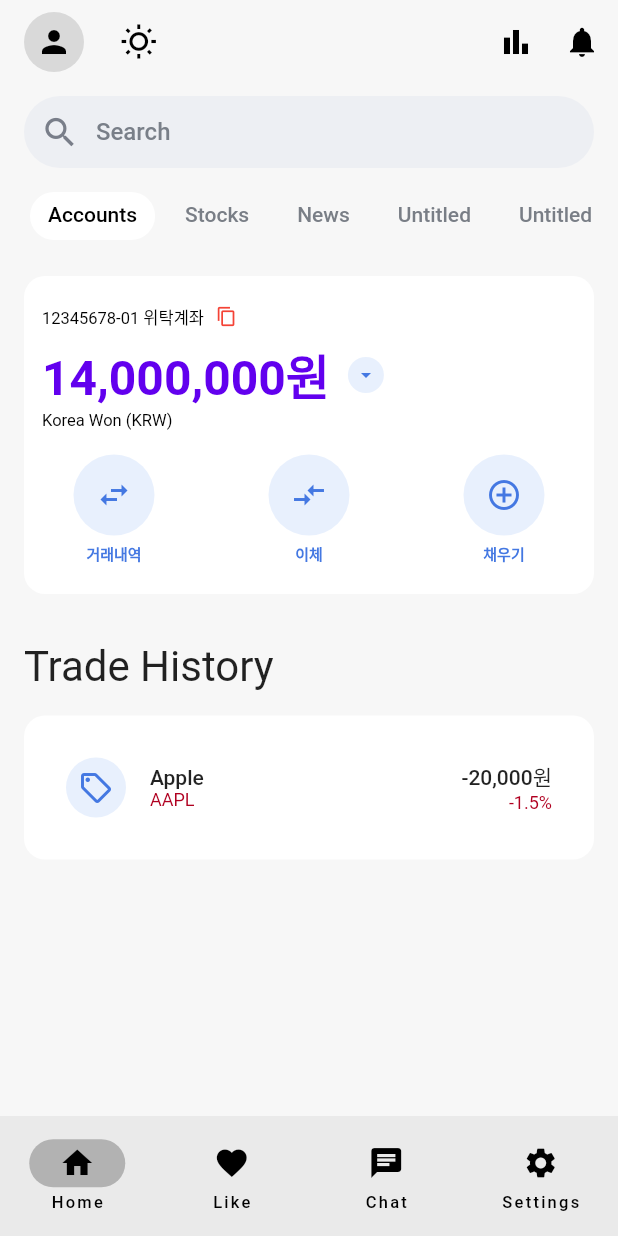
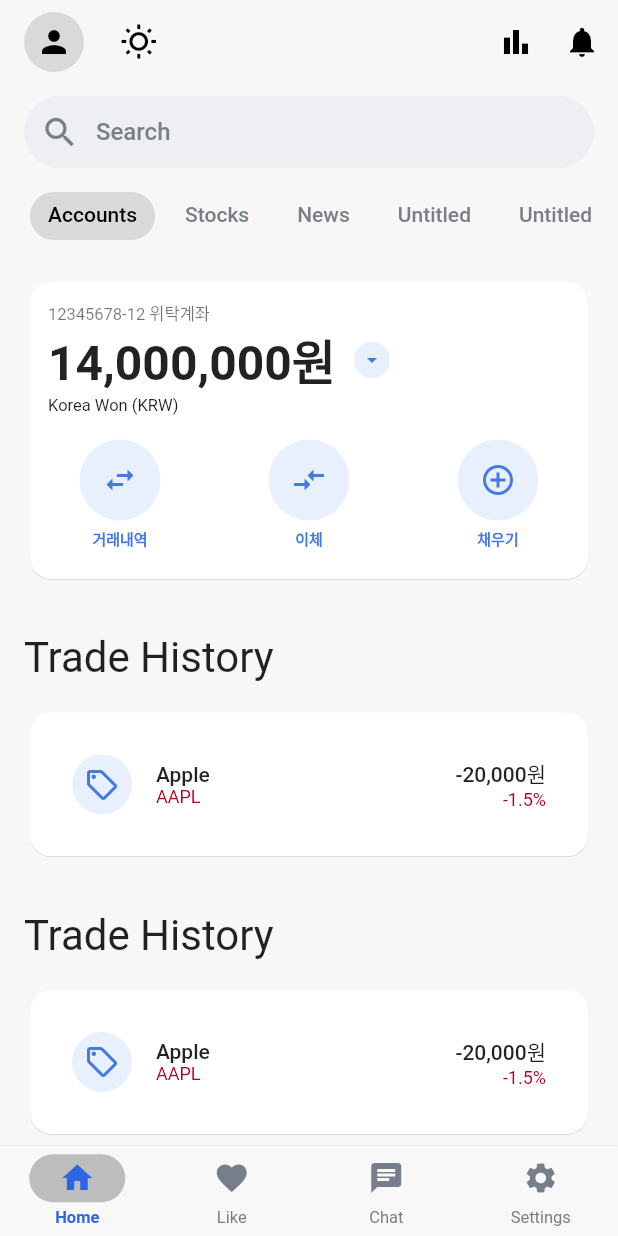
Before and after one commit to arxivj/Untitled, a Flutter app: the screen it shows after launch, on a phone screen of 412 x 824 dp. Run offline on Flutter 3.47's test engine with Material 3 defaults, Android fonts, the phone set to English and light mode, and no system bars; our stand-ins replace flutter_svg, shared_preferences; Roboto replaces fonts that are missing (CircularStd).

Commit message:
Refactor: NavigationBar, CardLayout, AppTheme의 테마 및 스타일 수정 - 다크 모드 및 라이트 모드에 맞춘 색상 추가 - 카드 컴포넌트 디자인 수정 - 폰트 및 텍스트 스타일 최적화

```diff
--- a/lib/presenter/navigation/navigation.dart
+++ b/lib/presenter/navigation/navigation.dart
@@ -1,4 +1,6 @@
 import 'package:flutter/material.dart';
+import 'package:provider/provider.dart';
+import 'package:untitled/provider/theme_provider.dart';
 
 class Navigation extends StatelessWidget {
   final int currentPageIndex;
@@ -12,15 +14,79 @@ class Navigation extends StatelessWidget {
 
   @override
   Widget build(BuildContext context) {
-    return NavigationBar(
-      destinations: const [
-        NavigationDestination(icon: Icon(Icons.home), label: 'Home'),
-        NavigationDestination(icon: Icon(Icons.favorite), label: 'Like'),
-        NavigationDestination(icon: Icon(Icons.chat), label: 'Chat'),
-        NavigationDestination(icon: Icon(Icons.settings), label: 'Settings'),
-      ],
-      selectedIndex: currentPageIndex,
-      onDestinationSelected: onDestinationSelected,
+    final themeMode = Provider.of<ThemeProvider>(context).themeMode;
+
+    Color lightSelectedColor = const Color(0xFF2d65e4);
+    Color lightUnselectedColor = const Color(0xFF777e89);
+    Color lightBackgroundColor = const Color(0xFFf8f8f8);
+
+    Color darkSelectedColor = const Color(0xFF3981f6);
+    Color darkUnselectedColor = const Color(0xFF909090);
+    Color darkBackgroundColor = const Color(0xFF141414);
+
+    Color selectedColor =
+        themeMode == ThemeMode.dark ? darkSelectedColor : lightSelectedColor;
+    Color unselectedColor = themeMode == ThemeMode.dark
+        ? darkUnselectedColor
+        : lightUnselectedColor;
+    Color backgroundColor = themeMode == ThemeMode.dark
+        ? darkBackgroundColor
+        : lightBackgroundColor;
+
+    return Container(
+      decoration: BoxDecoration(
+        boxShadow: [
+          BoxShadow(
+            color: Colors.grey.withOpacity(0.5),
+            spreadRadius: 0,
+            blurRadius: 0.1,
+          ),
+        ],
+      ),
+      child: NavigationBarTheme(
+        data: NavigationBarThemeData(
+          height: 60,
+          backgroundColor: backgroundColor,
+          labelTextStyle: WidgetStateProperty.resolveWith<TextStyle?>(
+            (Set<WidgetState> states) {
+              if (states.contains(WidgetState.selected)) {
+                return TextStyle(
+                  color: selectedColor,
+                  fontWeight: FontWeight.bold,
+                  fontSize: 11,
+                );
+              }
+              return TextStyle(color: unselectedColor, fontSize: 11);
+            },
+          ),
+        ),
+        child: NavigationBar(
+          selectedIndex: currentPageIndex,
+          onDestinationSelected: onDestinationSelected,
+          destinations: <NavigationDestination>[
+            NavigationDestination(
+              icon: Icon(Icons.home, color: unselectedColor),
+              selectedIcon: Icon(Icons.home, color: selectedColor),
+              label: 'Home',
+            ),
+            NavigationDestination(
+              icon: Icon(Icons.favorite, color: unselectedColor),
+              selectedIcon: Icon(Icons.favorite, color: selectedColor),
+              label: 'Like',
+            ),
+            NavigationDestination(
+              icon: Icon(Icons.chat, color: unselectedColor),
+              selectedIcon: Icon(Icons.chat, color: selectedColor),
+              label: 'Chat',
+            ),
+            NavigationDestination(
+              icon: Icon(Icons.settings, color: unselectedColor),
+              selectedIcon: Icon(Icons.settings, color: selectedColor),
+              label: 'Settings',
+            ),
+          ],
+        ),
+      ),
     );
   }
 }
--- a/lib/presenter/pages/accounts.dart
+++ b/lib/presenter/pages/accounts.dart
@@ -26,6 +26,8 @@ class AccountsWidget extends StatelessWidget {
           ),
           Spacing.largeHeight(),
           TradeHistoryCard(tradeHistory: tradeHistory),
+          Spacing.largeHeight(),
+          TradeHistoryCard(tradeHistory: tradeHistory),
           Spacing.extraLargeHeight(),
         ],
       ),
--- a/lib/presenter/pages/settings.dart
+++ b/lib/presenter/pages/settings.dart
@@ -24,7 +24,6 @@ class Settings extends StatelessWidget {
           child: Column(
             children: [
               CardLayout(
-                backgroundColor: Theme.of(context).cardColor,
                 children: [
                   SettingsTile(
                     icon: Icons.person,
@@ -46,7 +45,6 @@ class Settings extends StatelessWidget {
               ),
               Spacing.mediumHeight(),
               CardLayout(
-                backgroundColor: Theme.of(context).cardColor,
                 children: [
                   SettingsTile(
                     icon: Icons.info_outline,
@@ -78,7 +76,6 @@ class Settings extends StatelessWidget {
               ),
               Spacing.mediumHeight(),
               CardLayout(
-                backgroundColor: Theme.of(context).cardColor,
                 children: [
                   SettingsTile(
                     icon: Icons.logout_rounded,
--- a/lib/presenter/themes/app_theme.dart
+++ b/lib/presenter/themes/app_theme.dart
@@ -56,6 +56,16 @@ class AppTheme extends ThemeExtension<AppTheme> {
           labelMedium: typographies.labelMedium,
           labelSmall: typographies.labelSmall,
         ),
+        cardTheme: CardTheme(
+          color: colors.cardBackground,
+          shadowColor: colors.cardShadowColor,
+          shape: RoundedRectangleBorder(
+            borderRadius: BorderRadius.circular(14),
+          ),
+          elevation: 0.2,
+          clipBehavior: Clip.antiAlias,
+          surfaceTintColor: Colors.transparent,
+        ),
         inputDecorationTheme: InputDecorationTheme(
           contentPadding:
               const EdgeInsets.symmetric(vertical: 8, horizontal: 42),
@@ -73,11 +83,11 @@ class AppTheme extends ThemeExtension<AppTheme> {
           suffixIconColor: colors.onSurface,
         ),
         tabBarTheme: TabBarTheme(
-          labelColor: colors.onSurface,
+          labelColor: colors.textColor,
           unselectedLabelColor: AppColors.darkGrey,
           indicator: BoxDecoration(
             borderRadius: BorderRadius.circular(100),
-            color: colors.onPrimary,
+            color: colors.tabBarColor,
           ),
           labelPadding: const EdgeInsets.symmetric(horizontal: 4),
           indicatorSize: TabBarIndicatorSize.label,
--- a/lib/presenter/themes/colors/app_colors.dart
+++ b/lib/presenter/themes/colors/app_colors.dart
@@ -3,6 +3,8 @@ import 'package:flutter/material.dart';
 abstract class AppColors {
   // LightMode
   static const Color lightScaffoldBackground = Color(0xFFF7F7F7);
+  static const Color lightCardBackground = Color(0xFFFFFFFF);
+  static const Color lightCardShadowColor = Color(0xFFB0BEC5);
   static const Color lightSearchBarColor = Color(0xFFedeff3);
   static const Color lightTabBarColor = Color(0xFFD9D9D9);
   static const Color lightButtonColor = Color(0xFFE8F0FD);
@@ -12,12 +14,14 @@ abstract class AppColors {
   static const Color lightPrimary = Color(0xFF4478E2);
 
   // DarkMode
-  static const Color darkScaffoldBackground = Color(0xFF303030);
-  static const Color darkSearchBarColor = Color(0xFF424242);
-  static const Color darkTabBarColor = Color(0xFF424242);
-  static const Color darkButtonColor = Color(0xFF3D80DE);
-  static const Color darkButtonIconColor = Color(0xFFC5D9F4);
-  static const Color darkTextColor = Color(0xFFFFFFFF);
+  static const Color darkScaffoldBackground = Color(0xFF000000);
+  static const Color darkCardBackground = Color(0xFF161616);
+  static const Color darkCardShadowColor = Color(0xFFB0BEC5);
+  static const Color darkSearchBarColor = Color(0xFF232323);
+  static const Color darkTabBarColor = Color(0xFF161616);
+  static const Color darkButtonColor = Color(0xFF1a212e);
+  static const Color darkButtonIconColor = Color(0xFF3783f9);
+  static const Color darkTextColor = Color(0xFFf7f7f7);
   static const Color darkTitleColor = Color(0xFFC0C0C0);
 
   static const Color surface = Color(0xFFFFFFFF);
--- a/lib/presenter/themes/colors/app_theme_colors.dart
+++ b/lib/presenter/themes/colors/app_theme_colors.dart
@@ -4,6 +4,8 @@ import 'package:untitled/presenter/themes/colors/app_colors.dart';
 // [AppThemeColors] : AppColors에 정의된 색상들을 사용하여 테마에 필요한 색상 팔레트를 구성
 class AppThemeColors {
   final Color scaffoldBackground;
+  final Color cardBackground;
+  final Color cardShadowColor;
   final Color searchBarColor;
   final Color tabBarColor;
   final Color buttonColor;
@@ -20,6 +22,8 @@ class AppThemeColors {
 
   const AppThemeColors({
     required this.scaffoldBackground,
+    required this.cardBackground,
+    required this.cardShadowColor,
     required this.searchBarColor,
     required this.tabBarColor,
     required this.buttonColor,
@@ -40,6 +44,8 @@ class AppThemeColors {
   }) {
     final lightColors = {
       'scaffoldBackground': AppColors.lightScaffoldBackground,
+      'cardBackground' : AppColors.lightCardBackground,
+      'cardShadowColor': AppColors.lightCardShadowColor,
       'searchBarColor': AppColors.lightSearchBarColor,
       'tabBarColor': AppColors.lightTabBarColor,
       'buttonColor': AppColors.lightButtonColor,
@@ -50,6 +56,8 @@ class AppThemeColors {
 
     final darkColors = {
       'scaffoldBackground': AppColors.darkScaffoldBackground,
+      'cardBackground' : AppColors.darkCardBackground,
+      'cardShadowColor': AppColors.darkCardShadowColor,
       'searchBarColor': AppColors.darkSearchBarColor,
       'tabBarColor': AppColors.darkTabBarColor,
       'buttonColor': AppColors.darkButtonColor,
@@ -62,6 +70,8 @@ class AppThemeColors {
 
     return AppThemeColors(
       scaffoldBackground: selectedColors['scaffoldBackground']!,
+      cardBackground: selectedColors['cardBackground']!,
+      cardShadowColor: selectedColors['cardShadowColor']!,
       searchBarColor: selectedColors['searchBarColor']!,
       tabBarColor: selectedColors['tabBarColor']!,
       buttonColor: selectedColors['buttonColor']!,
@@ -85,6 +95,8 @@ class AppThemeColors {
     return AppThemeColors(
       scaffoldBackground:
           Color.lerp(scaffoldBackground, other.scaffoldBackground, t)!,
+      cardBackground: Color.lerp(cardBackground, other.cardShadowColor, t)!,
+      cardShadowColor: Color.lerp(cardShadowColor, other.cardShadowColor, t)!,
       searchBarColor: Color.lerp(searchBarColor, other.searchBarColor, t)!,
       tabBarColor: Color.lerp(tabBarColor, other.tabBarColor, t)!,
       buttonColor: Color.lerp(buttonColor, other.buttonColor, t)!,
--- a/lib/presenter/widgets/accounts/account_detail_card.dart
+++ b/lib/presenter/widgets/accounts/account_detail_card.dart
@@ -8,13 +8,13 @@ class AccountDetailsCard extends StatelessWidget {
   @override
   Widget build(BuildContext context) {
     // 객체로 가져와야 하지만, 우선은 변수로
-    const String accountNumber = '12345678-01';
+    // 참고로 계좌번호와 AppKey, AppSecret은 사용자 한테 입력 받아야됨
+    const String accountNumber = '12345678-12';
     const String accountType = '위탁계좌';
     const String accountBalance = '14,000,000원';
     final appTheme = Theme.of(context).extension<AppTheme>()!;
 
     return CardLayout(
-      backgroundColor: Theme.of(context).cardColor,
       borderRadius: BorderRadius.circular(14),
       children: [
         Row(
@@ -23,36 +23,19 @@ class AccountDetailsCard extends StatelessWidget {
             Text(
               '$accountNumber $accountType',
               style: Theme.of(context).textTheme.headlineMedium?.copyWith(
-                fontWeight: FontWeight.normal,
-                color: Theme.of(context).hintColor,
-                fontSize: 11,
-              ),
-            ),
-            Material(
-              color: Colors.transparent,
-              child: InkWell(
-                borderRadius: BorderRadius.circular(100),
-                onTap: () {},
-                child: const Padding(
-                  padding: EdgeInsets.all(8),
-                  child: Icon(
-                    Icons.copy,
-                    color: Colors.red,
-                    size: 14,
+                    fontWeight: FontWeight.normal,
+                    fontSize: 11,
                   ),
-                ),
-              ),
             ),
           ],
         ),
         Row(
           children: [
-            Text(
+            const Text(
               accountBalance,
               style: TextStyle(
                 fontSize: 32,
                 fontWeight: FontWeight.bold,
-                color: Theme.of(context).colorScheme.primary,
               ),
             ),
             IconButton(
@@ -63,20 +46,18 @@ class AccountDetailsCard extends StatelessWidget {
                   shape: BoxShape.circle,
                 ),
                 padding: const EdgeInsets.all(4),
-                child: Icon(
+                child: const Icon(
                   Icons.arrow_drop_down,
-                  color: appTheme.colors.buttonIconColor,
                   size: 16,
                 ),
               ),
             ),
           ],
         ),
-        Text(
+        const Text(
           'Korea Won (KRW)',
           style: TextStyle(
             fontSize: 11,
-            color: Theme.of(context).hintColor,
           ),
         ),
         const SizedBox(height: 16),
--- a/lib/presenter/widgets/accounts/accounts_trade_history_card.dart
+++ b/lib/presenter/widgets/accounts/accounts_trade_history_card.dart
@@ -32,7 +32,6 @@ class TradeHistoryCard extends StatelessWidget {
     return Padding(
       padding: AppPadding.kHorizontalPadding,
       child: CardLayout(
-        backgroundColor: Theme.of(context).cardColor,
         title: Text(
           'Trade History',
           style: appTheme.typographies.headlineMedium,
--- a/lib/presenter/widgets/card_layout.dart
+++ b/lib/presenter/widgets/card_layout.dart
@@ -6,7 +6,6 @@ class CardLayout extends StatelessWidget {
   final double titleSpacing; // 타이틀과 카드 사이의 간격
   final List<Widget> children;
   final EdgeInsetsGeometry padding; // 카드 내부의 패딩
-  final Color backgroundColor;
   final BorderRadiusGeometry borderRadius;
 
   const CardLayout({
@@ -15,7 +14,6 @@ class CardLayout extends StatelessWidget {
     this.titleSpacing = AppDimensions.medium,
     super.key,
     this.padding = const EdgeInsets.all(12),
-    this.backgroundColor = Colors.white,
     this.borderRadius = const BorderRadius.all(Radius.circular(14)),
   });
 
@@ -28,11 +26,7 @@ class CardLayout extends StatelessWidget {
           title!,
           SizedBox(height: titleSpacing),
         ],
-        Container(
-          decoration: BoxDecoration(
-            color: backgroundColor,
-            borderRadius: BorderRadius.circular(14),
-          ),
+        Card(
           child: Padding(
             padding: padding,
             child: Column(
--- a/lib/presenter/widgets/settings/settings_tile.dart
+++ b/lib/presenter/widgets/settings/settings_tile.dart
@@ -39,7 +39,7 @@ class SettingsTile extends StatelessWidget {
           subtitle: subtitle != null
               ? Text(subtitle!, style: appTheme.typographies.bodySmall)
               : null,
-          trailing: const Icon(Icons.arrow_forward_ios, size: 16),
+          trailing: Icon(Icons.arrow_forward_ios, size: 16, color: appTheme.colors.textColor,),
         ),
       ),
     );
```
Also changed, not shown: 2 other files.
